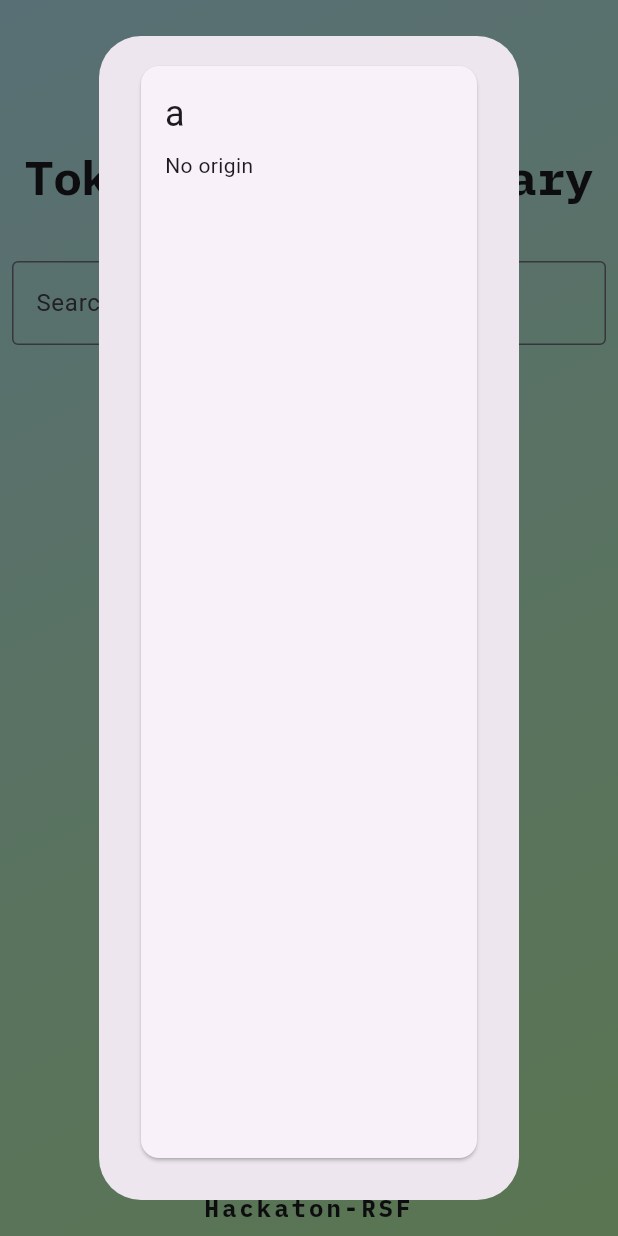
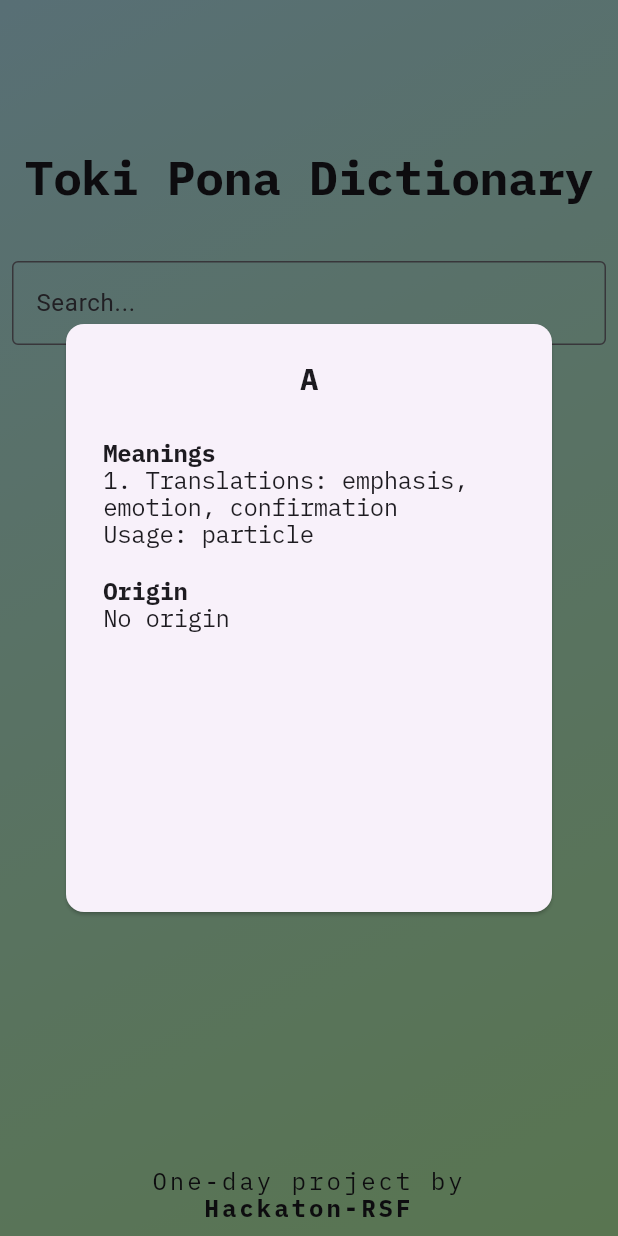
Before and after one commit to hackathon-RSF/toki-pona-dictionary, a Flutter app: the screen it shows after launch, after a tap on an icon or button, on a phone screen of 412 x 824 dp. Run offline on Flutter 3.47's test engine with Material 3 defaults, Android fonts, the light colour scheme and no system bars; our stand-ins replace google_fonts.

Commit message:
chore: Restiled card

```diff
--- a/lib/data/dict_repo.dart
+++ b/lib/data/dict_repo.dart
@@ -89,7 +89,7 @@ class Meaning {
   });
 
   @override
-  String toString() => 'Meaning(translations: $translations, usage: $usage)';
+  String toString() => 'Translations: ${translations.join(", ")}\nUsage: ${usage.name}';
 }
 
 class Origin {
@@ -106,4 +106,6 @@ class Origin {
   String toString() => 'Origin(word: $word, language: $language, meaning: $meaning)';
 }
 
-enum Usage {interject, adjective, noun, verb, particle, number, preverb}
+enum Usage {
+  interject, adjective, noun, verb, particle, number, preverb
+  }
--- a/lib/shared/widgets/word_card.dart
+++ b/lib/shared/widgets/word_card.dart
@@ -1,4 +1,5 @@
 import 'package:flutter/material.dart';
+import 'package:google_fonts/google_fonts.dart';
 import 'package:toki_pona_dictionary/data/dict_repo.dart';
 
 class WordCard extends StatelessWidget {
@@ -10,13 +11,60 @@ class WordCard extends StatelessWidget {
   Widget build(BuildContext context) {
     return Card(
       child: Padding(
-        padding: const EdgeInsets.all(16.0),
+        padding: const EdgeInsets.all(25),
         child: Column(
-          crossAxisAlignment: CrossAxisAlignment.start,
+          crossAxisAlignment: CrossAxisAlignment.center,
           children: [
-            Text(entry.word, style: Theme.of(context).textTheme.headlineSmall),
-            const SizedBox(height: 8.0),
-            Text(entry.origin?.word ?? 'No origin'),
+            Text(
+              entry.word.toUpperCase(),
+              textAlign: TextAlign.center,
+              style: GoogleFonts.ibmPlexMono(
+                textStyle: Theme.of(context).textTheme.displayLarge,
+                fontSize: 20,
+                fontWeight: FontWeight.bold,
+              ),
+            ),
+            const SizedBox(height: 30),
+            Column(
+              crossAxisAlignment: CrossAxisAlignment.start,
+              children: [
+                Text(
+                  "Meanings",
+                  style: GoogleFonts.ibmPlexMono(
+                    textStyle: Theme.of(context).textTheme.displayLarge,
+                    fontSize: 16,
+                    fontWeight: FontWeight.bold,
+                  ),
+                ),
+                Text(
+                  entry.meanings
+                      .asMap()
+                      .entries
+                      .map((e) => '${e.key + 1}. ${e.value.toString()}')
+                      .join('\n\n'),
+                  style: GoogleFonts.ibmPlexMono(
+                    textStyle: Theme.of(context).textTheme.displayLarge,
+                    fontSize: 16,
+                  ),
+                ),
+                const SizedBox(height: 20),
+                Text(
+                  "Origin",
+                  style: GoogleFonts.ibmPlexMono(
+                    textStyle: Theme.of(context).textTheme.displayLarge,
+                    fontSize: 16,
+                    fontWeight: FontWeight.bold,
+                  ),
+                ),
+                Text(
+                  (entry.origin?.word ?? 'No origin'),
+                  style: GoogleFonts.ibmPlexMono(
+                    textStyle: Theme.of(context).textTheme.displayLarge,
+                    fontSize: 16,
+                  ),
+                ),
+              ],
+            ),
           ],
         ),
       ),
--- a/lib/shared/widgets/words_list.dart
+++ b/lib/shared/widgets/words_list.dart
@@ -34,7 +34,13 @@ class WordsListWidget extends StatelessWidget {
                 showDialog(
                   context: context,
                   builder: (context) => AlertDialog(
-                    content: WordCard(entry: filteredWords[index]),
+                    backgroundColor: Colors.transparent,
+                    contentPadding: EdgeInsets.zero,
+                    content: SizedBox(
+                      width: 500, // larghezza desiderata
+                      height: 400, // altezza desiderata
+                      child: WordCard(entry: filteredWords[index]),
+                    ),
                   ),
                 );
               },
```
